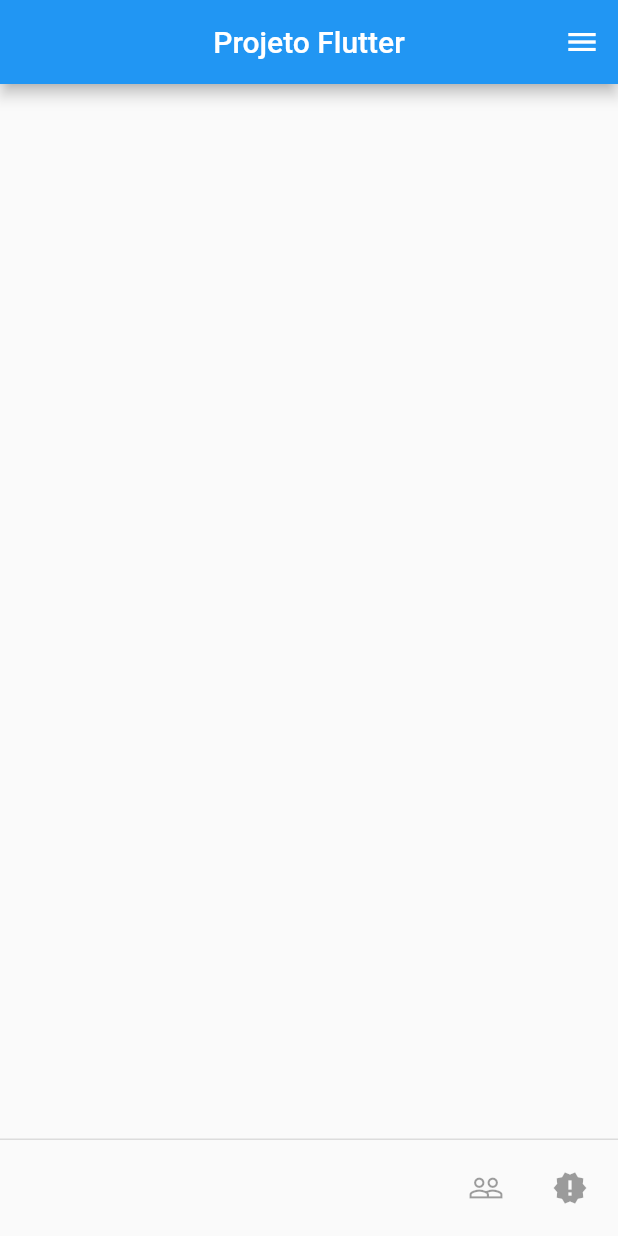
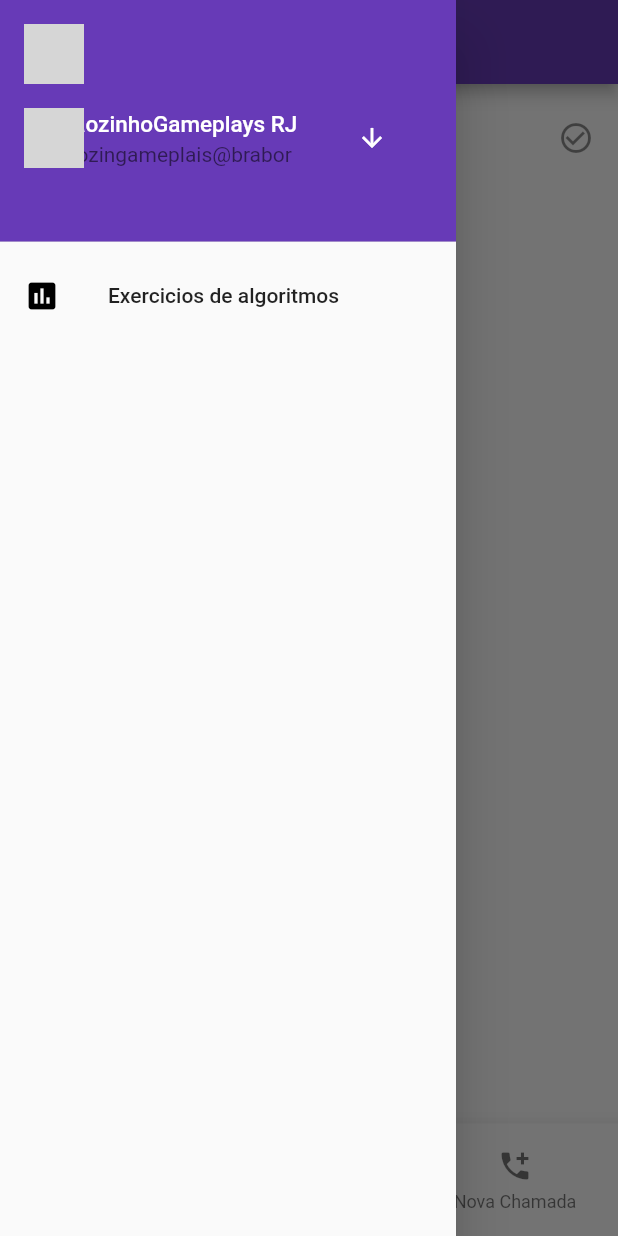
Before and after one commit to Rafel460/Projeto-Flutter, a Flutter app: the screen it shows after launch, with the side drawer open (before the commit the screen has no drawer), on a phone screen of 412 x 824 dp. Run offline on Flutter 3.47's test engine with Material 2 defaults, Android fonts, the phone set to English and light mode, and no system bars; network calls fail; grey boxes are pictures that could not be loaded.

Commit message:
Versao com telas e bonito

```diff
--- a/lib/main.dart
+++ b/lib/main.dart
@@ -1,37 +1,93 @@
 import 'package:flutter/material.dart';
+import 'seguindo.dart';
+import 'novo_treco.dart';
+import 'chamada.dart';
+import 'algoritmo/exercicios_principal.dart';
+void main(){
+  runApp(MaterialApp(home: ProjetoFlutter()));
 
-void main(){
-  runApp(ProjetoFlutter());
 }
 
-class ProjetoFlutter extends StatelessWidget{
+class ProjetoFlutter extends StatefulWidget {
   @override
-  Widget build(BuildContext context){
-    return MaterialApp(
-      home: Scaffold(
-        appBar: AppBar(
-          backgroundColor: Colors.blue,
-          title: Text('Projeto Flutter'),
-          centerTitle: true,
-          actions: <Widget>[
-            PopupMenuButton(icon: Icon(Icons.menu),
-            itemBuilder: (context)=>[
-              /*Aqui vão as opções do Botão, cada
-              item PopupMenuItem possui um child */
-              PopupMenuItem(child: Text('Teste'),),
-              PopupMenuItem(child: Text('Teste 2'),),
-              PopupMenuItem(child: Text('Teste 3'),),
+  _ProjetoFlutterState createState() => _ProjetoFlutterState();
+}
+
+class _ProjetoFlutterState extends State<ProjetoFlutter> {
+  @override
+  List listadeTelas = [Seguindo(),NovoTreco(),Chamada()];
+  int indice = 0;
+
+  Widget build(BuildContext context) {
+    return Scaffold(
+      drawer: Drawer(
+        child: ListView(
+          children: <Widget>[
+            DrawerHeader(
+              decoration: BoxDecoration(
+                color: Colors.deepPurple,
+              ),
+             child: Center(
+               child:
+                Column(children:[
+                 Row(
+                 children: <Widget>[
+                 CircleAvatar(backgroundImage: NetworkImage("https://external-content.duckduckgo.com/iu/?u=https%3A%2F%2Fwww.ahnegao.com.br%2Fwp-content%2Fuploads%2F2017%2F01%2Fimg-19-1.jpg&f=1&nofb=1"),),
+               ],),
+               ListTile(
+                 title: Text("JoaozinhoGameplays RJ", style: TextStyle(color: Colors.white, fontSize: 15.0),),
+                 subtitle: Text("joaozingameplais@brabor"),
+                 trailing: IconButton(icon: Icon(Icons.arrow_downward, size: 20, color: Colors.white),onPressed: (){print("oiiiii");},)
+               ),],
+             ))
+            ),
+            ListTile(
+              title: Text("Exercicios de algoritmos"),
+              leading: Icon(Icons.assessment, color: Colors.black),
+              onTap: (){
+                Navigator.pop(context);
+                Navigator.push(context, MaterialPageRoute(
+                builder: (context) => ExerciciosPrincipal()
+              ));},
+            )
             ],),
-          ],
-        ),
-        body: Center(
+      ),
+      appBar: AppBar(
+        title: Text("Projeto Flutter", style: TextStyle(fontSize:25.0)),
+        backgroundColor: Colors.deepPurple,
 
-        ),
-        persistentFooterButtons: <Widget>[
-         IconButton(icon: Icon(Icons.people_outline), onPressed: null),
-         IconButton(icon: Icon(Icons.new_releases), onPressed: null)
+      ),
+      body: Container(
+        child: listadeTelas[indice],
+      ),
+      bottomNavigationBar: BottomNavigationBar(
+        currentIndex: indice,
+        selectedItemColor: Colors.black87,
+        elevation: 10.0,
+        selectedFontSize: 16,
+
+        items:[
+
+          BottomNavigationBarItem(
+            icon: Icon(Icons.favorite),
+            activeIcon: Icon(Icons.favorite, color: Colors.redAccent, size: 40.0,),
+            title: Text("Seguindo")
+          ),
+          BottomNavigationBarItem(
+            icon: Icon(Icons.fiber_new),
+             activeIcon: Icon(Icons.fiber_new, color: Colors.blue, size: 40.0,),
+            title: Text("Novo Treco")
+          ),
+             BottomNavigationBarItem(
+            icon:Icon(Icons.add_call),
+            activeIcon: Icon(Icons.add_call, color:Colors.lightGreen,size: 40.0,),
+            title: Text("Nova Chamada")
+          ),
         ],
-      )
+        onTap: (index){setState((){
+          indice = index;
+        });},
+      ),
     );
   }
 }
--- /dev/null
+++ b/lib/seguindo.dart
@@ -0,0 +1,60 @@
+import 'package:flutter/material.dart';
+import 'package:vaii/conversa/conversa.dart';
+
+class Seguindo extends StatefulWidget {
+  @override
+  _SeguindoState createState() => _SeguindoState();
+}
+
+class _SeguindoState extends State<Seguindo> {
+  @override
+
+  Icon iconeVar = new Icon(Icons.check_circle_outline);
+  mudarIcone(){
+    iconeVar = new Icon(
+      Icons.check_circle, color: Colors.lightGreenAccent
+    );
+  }
+  Widget build(BuildContext context) {
+    return Container(
+      child: ListView(
+        children: <Widget>[
+          ListTile(
+            title: Text("Josefá"),
+            subtitle: Text("Eae Cara"),
+            trailing: iconeVar,
+            leading: CircleAvatar(backgroundImage: NetworkImage("https://external-content.duckduckgo.com/iu/?u=https%3A%2F%2Fi.pinimg.com%2Foriginals%2Ff5%2F9b%2F1b%2Ff59b1b0cc430702e82dea90780d7f87d.gif&f=1&nofb=1")),
+            onTap:(){
+              mudarIcone();
+              Navigator.push(context, MaterialPageRoute(
+              builder: (context) => Conversa()
+            ));}
+          )
+        ],
+      ),
+    );
+  }
+}
+/* children: [
+        Container( //Pelo menos umas quatro dessas linhas
+           decoration: BoxDecoration(
+             border: Border.all(style: BorderStyle.solid),
+
+           ),
+
+         child: Row(
+          children: <Widget>[
+            Container(
+              child: Image(image: NetworkImage("https://external-content.duckduckgo.com/iu/?u=https%3A%2F%2Fi.pinimg.com%2Foriginals%2Ff5%2F9b%2F1b%2Ff59b1b0cc430702e82dea90780d7f87d.gif&f=1&nofb=1"),width: 60.0,),
+              decoration: BoxDecoration(
+                borderRadius: BorderRadius.all(Radius.circular(10.0)),
+              ),),
+              Column(children: <Widget>[
+                Text("Pessoa 1", style: TextStyle(fontSize: 20.0, fontWeight: FontWeight.bold)),
+                Row(children: <Widget>[
+                  Icon(Icons.check_circle, color: Colors.purple),
+                  Text("Vc viu aquilo cara?", style: TextStyle(fontSize: 15.0))
+                ],)
+              ],)
+          ],))
+      ]*/
```
Also changed, not shown: lib/algoritmo/exercicios_principal.dart (added, +32 -0 lines), lib/chamada.dart (added, +36 -0 lines), lib/conversa/conversa.dart (added, +28 -0 lines), lib/novo_treco.dart (added, +57 -0 lines).
